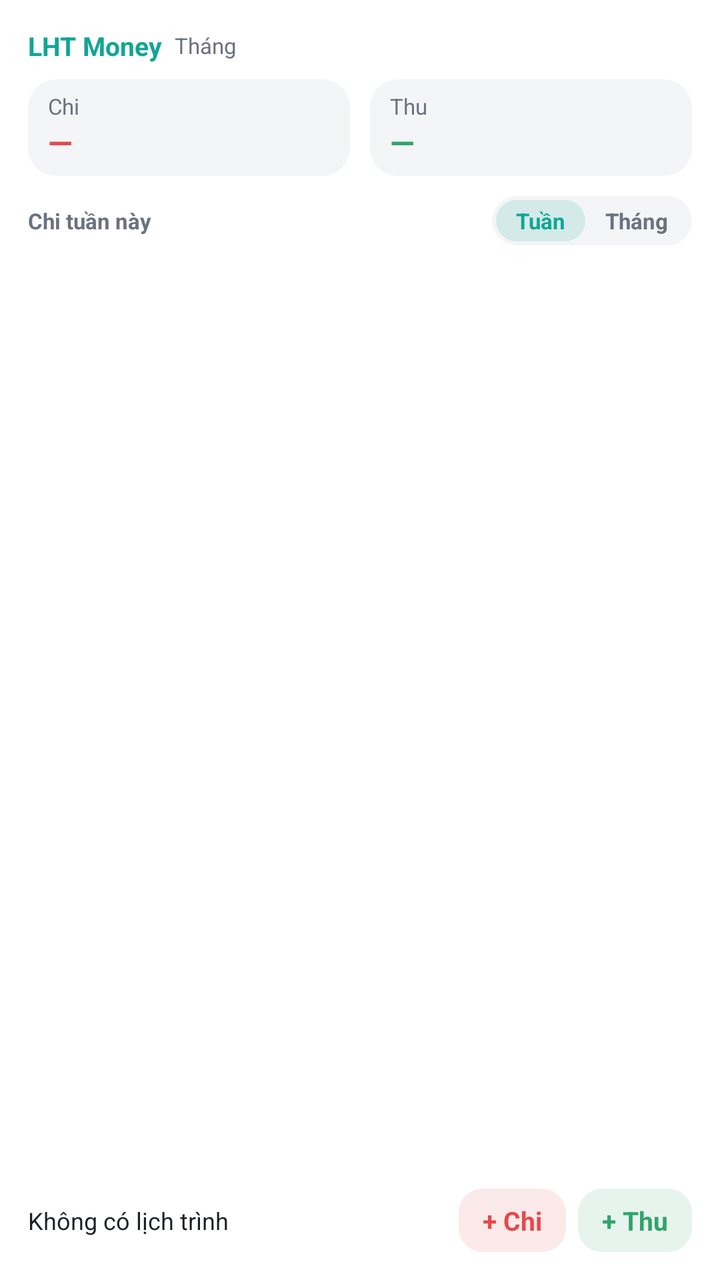
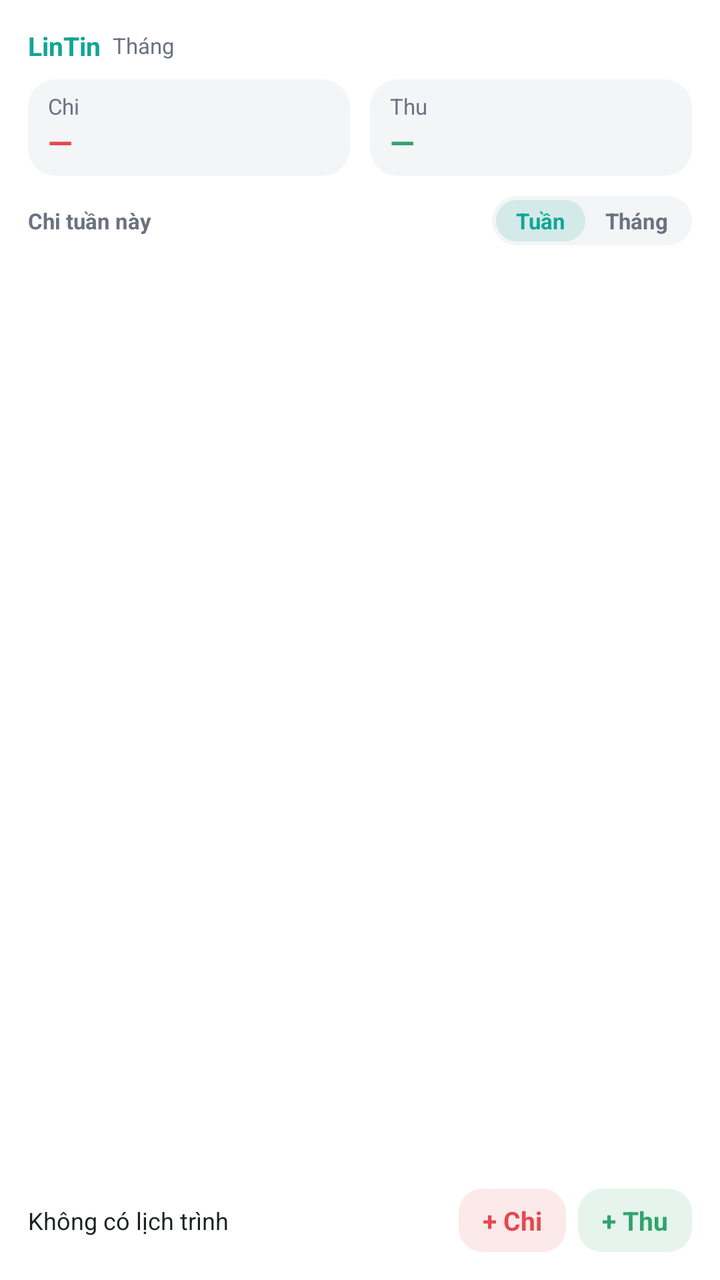

The first picture is an Android layout as it rendered before a commit; the second is the same layout after the commit. The layout source and the unified diff follow.
<!-- AndroidManifest.xml: fallback theme Theme.MaterialComponents.DayNight.NoActionBar -->
<!-- res/layout/lht_widget.xml -->
<?xml version="1.0" encoding="utf-8"?>
<LinearLayout xmlns:android="http://schemas.android.com/apk/res/android"
    android:id="@+id/widget_root"
    android:layout_width="match_parent"
    android:layout_height="match_parent"
    android:background="@drawable/lht_widget_bg"
    android:orientation="vertical"
    android:padding="14dp">

    
    <LinearLayout
        android:layout_width="match_parent"
        android:layout_height="wrap_content"
        android:gravity="center_vertical"
        android:orientation="horizontal">

        <TextView
            android:layout_width="wrap_content"
            android:layout_height="wrap_content"
            android:maxLines="1"
            android:text="LHT Money"
            android:textColor="@color/lht_widget_accent"
            android:textSize="13sp"
            android:textStyle="bold" />

        <TextView
            android:id="@+id/month_label"
            android:layout_width="0dp"
            android:layout_height="wrap_content"
            android:layout_marginStart="6dp"
            android:layout_weight="1"
            android:ellipsize="end"
            android:maxLines="1"
            android:text="Tháng"
            android:textColor="@color/lht_widget_muted"
            android:textSize="11sp" />

        <TextView
            android:id="@+id/love"
            android:layout_width="wrap_content"
            android:layout_height="wrap_content"
            android:background="@drawable/lht_widget_love"
            android:paddingStart="9dp"
            android:paddingTop="2dp"
            android:paddingEnd="9dp"
            android:paddingBottom="2dp"
            android:text="♥ 0 ngày"
            android:textColor="@color/lht_widget_love"
            android:textSize="12sp"
            android:textStyle="bold"
            android:visibility="gone" />
    </LinearLayout>

    
    <LinearLayout
        android:layout_width="match_parent"
        android:layout_height="wrap_content"
        android:layout_marginTop="8dp"
        android:orientation="horizontal">

        <LinearLayout
            android:layout_width="0dp"
            android:layout_height="wrap_content"
            android:layout_marginEnd="5dp"
            android:layout_weight="1"
            android:background="@drawable/lht_widget_chip"
            android:orientation="vertical"
            android:paddingStart="10dp"
            android:paddingTop="6dp"
            android:paddingEnd="10dp"
            android:paddingBottom="6dp">

            <TextView
                android:layout_width="wrap_content"
                android:layout_height="wrap_content"
                android:text="Chi"
                android:textColor="@color/lht_widget_muted"
                android:textSize="11sp" />

            <TextView
                android:id="@+id/expense"
                android:layout_width="match_parent"
                android:layout_height="wrap_content"
                android:autoSizeMaxTextSize="16sp"
                android:autoSizeMinTextSize="11sp"
                android:autoSizeTextType="uniform"
                android:maxLines="1"
                android:text="—"
                android:textColor="@color/lht_widget_expense"
                android:textSize="16sp"
                android:textStyle="bold" />
        </LinearLayout>

        <LinearLayout
            android:layout_width="0dp"
            android:layout_height="wrap_content"
            android:layout_marginStart="5dp"
            android:layout_weight="1"
            android:background="@drawable/lht_widget_chip"
            android:orientation="vertical"
            android:paddingStart="10dp"
            android:paddingTop="6dp"
            android:paddingEnd="10dp"
            android:paddingBottom="6dp">

            <TextView
                android:layout_width="wrap_content"
                android:layout_height="wrap_content"
                android:text="Thu"
                android:textColor="@color/lht_widget_muted"
                android:textSize="11sp" />

            <TextView
                android:id="@+id/income"
                android:layout_width="match_parent"
                android:layout_height="wrap_content"
                android:autoSizeMaxTextSize="16sp"
                android:autoSizeMinTextSize="11sp"
                android:autoSizeTextType="uniform"
                android:maxLines="1"
                android:text="—"
                android:textColor="@color/lht_widget_income"
                android:textSize="16sp"
                android:textStyle="bold" />
        </LinearLayout>
    </LinearLayout>

    
    <LinearLayout
        android:layout_width="match_parent"
        android:layout_height="wrap_content"
        android:layout_marginTop="10dp"
        android:gravity="center_vertical"
        android:orientation="horizontal">

        <TextView
            android:id="@+id/chart_title"
            android:layout_width="wrap_content"
            android:layout_height="wrap_content"
            android:text="Chi tuần này"
            android:textColor="@color/lht_widget_muted"
            android:textSize="11sp"
            android:textStyle="bold" />

        <TextView
            android:id="@+id/chart_total"
            android:layout_width="0dp"
            android:layout_height="wrap_content"
            android:layout_marginStart="6dp"
            android:layout_weight="1"
            android:ellipsize="end"
            android:maxLines="1"
            android:text=""
            android:textColor="@color/lht_widget_expense"
            android:textSize="12sp"
            android:textStyle="bold" />

        <LinearLayout
            android:layout_width="wrap_content"
            android:layout_height="wrap_content"
            android:background="@drawable/lht_widget_seg_bg"
            android:orientation="horizontal"
            android:padding="2dp">

            <TextView
                android:id="@+id/seg_week"
                android:layout_width="wrap_content"
                android:layout_height="wrap_content"
                android:background="@drawable/lht_widget_seg_on"
                android:paddingStart="10dp"
                android:paddingTop="3dp"
                android:paddingEnd="10dp"
                android:paddingBottom="3dp"
                android:text="Tuần"
                android:textColor="@color/lht_widget_accent"
                android:textSize="11sp"
                android:textStyle="bold" />

            <TextView
                android:id="@+id/seg_month"
                android:layout_width="wrap_content"
                android:layout_height="wrap_content"
                android:paddingStart="10dp"
                android:paddingTop="3dp"
                android:paddingEnd="10dp"
                android:paddingBottom="3dp"
                android:text="Tháng"
                android:textColor="@color/lht_widget_muted"
                android:textSize="11sp"
                android:textStyle="bold" />
        </LinearLayout>
    </LinearLayout>

    <ImageView
        android:id="@+id/chart"
        android:layout_width="match_parent"
        android:layout_height="0dp"
        android:layout_marginTop="6dp"
        android:layout_weight="1"
        android:adjustViewBounds="true"
        android:contentDescription="Biểu đồ chi tiêu"
        android:minHeight="48dp"
        android:scaleType="fitCenter" />

    
    <LinearLayout
        android:layout_width="match_parent"
        android:layout_height="wrap_content"
        android:layout_marginTop="8dp"
        android:gravity="center_vertical"
        android:orientation="horizontal">

        <TextView
            android:id="@+id/events"
            android:layout_width="0dp"
            android:layout_height="wrap_content"
            android:layout_weight="1"
            android:ellipsize="end"
            android:maxLines="2"
            android:text="Không có lịch trình"
            android:textColor="@color/lht_widget_text"
            android:textSize="12sp" />

        <TextView
            android:id="@+id/add_expense"
            android:layout_width="wrap_content"
            android:layout_height="wrap_content"
            android:layout_marginStart="8dp"
            android:background="@drawable/lht_widget_btn_expense"
            android:paddingStart="12dp"
            android:paddingTop="7dp"
            android:paddingEnd="12dp"
            android:paddingBottom="7dp"
            android:text="+ Chi"
            android:textColor="@color/lht_widget_expense"
            android:textSize="13sp"
            android:textStyle="bold" />

        <TextView
            android:id="@+id/add_income"
            android:layout_width="wrap_content"
            android:layout_height="wrap_content"
            android:layout_marginStart="6dp"
            android:background="@drawable/lht_widget_btn_income"
            android:paddingStart="12dp"
            android:paddingTop="7dp"
            android:paddingEnd="12dp"
            android:paddingBottom="7dp"
            android:text="+ Thu"
            android:textColor="@color/lht_widget_income"
            android:textSize="13sp"
            android:textStyle="bold" />
    </LinearLayout>
</LinearLayout>
<!-- resources referenced by this layout -->
<resources>
  <color name="lht_widget_accent">#FF12A594</color>
  <color name="lht_widget_expense">#FFE5484D</color>
  <color name="lht_widget_income">#FF30A46C</color>
  <color name="lht_widget_love">#FFE93D82</color>
  <color name="lht_widget_muted">#FF6B7280</color>
  <color name="lht_widget_text">#FF1C2024</color>
  <!-- drawable lht_widget_bg (drawable) -->
  <?xml version="1.0" encoding="utf-8"?>
  <shape xmlns:android="http://schemas.android.com/apk/res/android" android:shape="rectangle">
      <solid android:color="@color/lht_widget_bg" />
      <corners android:radius="22dp" />
  </shape>
  <!-- drawable lht_widget_btn_expense (drawable) -->
  <?xml version="1.0" encoding="utf-8"?>
  <shape xmlns:android="http://schemas.android.com/apk/res/android" android:shape="rectangle">
      <solid android:color="@color/lht_widget_expense_bg" />
      <corners android:radius="12dp" />
  </shape>
  <!-- drawable lht_widget_btn_income (drawable) -->
  <?xml version="1.0" encoding="utf-8"?>
  <shape xmlns:android="http://schemas.android.com/apk/res/android" android:shape="rectangle">
      <solid android:color="@color/lht_widget_income_bg" />
      <corners android:radius="12dp" />
  </shape>
  <!-- drawable lht_widget_chip (drawable) -->
  <?xml version="1.0" encoding="utf-8"?>
  <shape xmlns:android="http://schemas.android.com/apk/res/android" android:shape="rectangle">
      <solid android:color="@color/lht_widget_chip" />
      <corners android:radius="14dp" />
  </shape>
  <!-- drawable lht_widget_love (drawable) -->
  <?xml version="1.0" encoding="utf-8"?>
  <shape xmlns:android="http://schemas.android.com/apk/res/android" android:shape="rectangle">
      <solid android:color="@color/lht_widget_love_bg" />
      <corners android:radius="999dp" />
  </shape>
  <!-- drawable lht_widget_seg_bg (drawable) -->
  <?xml version="1.0" encoding="utf-8"?>
  <shape xmlns:android="http://schemas.android.com/apk/res/android" android:shape="rectangle">
      <solid android:color="@color/lht_widget_chip" />
      <corners android:radius="999dp" />
  </shape>
  <!-- drawable lht_widget_seg_on (drawable) -->
  <?xml version="1.0" encoding="utf-8"?>
  <shape xmlns:android="http://schemas.android.com/apk/res/android" android:shape="rectangle">
      <solid android:color="@color/lht_widget_seg_on" />
      <corners android:radius="999dp" />
  </shape>
  <color name="lht_widget_bg">#FFFFFFFF</color>
  <color name="lht_widget_expense_bg">#1FE5484D</color>
  <color name="lht_widget_income_bg">#1F30A46C</color>
  <color name="lht_widget_chip">#FFF3F5F7</color>
  <color name="lht_widget_love_bg">#1FE93D82</color>
  <color name="lht_widget_seg_on">#2412A594</color>
</resources>

<!-- the commit's change to res/layout/lht_widget.xml (unified diff, before → after) -->
@@ -18,7 +18,7 @@
             android:layout_width="wrap_content"
             android:layout_height="wrap_content"
             android:maxLines="1"
-            android:text="LHT Money"
+            android:text="LinTin"
             android:textColor="@color/lht_widget_accent"
             android:textSize="13sp"
             android:textStyle="bold" />
